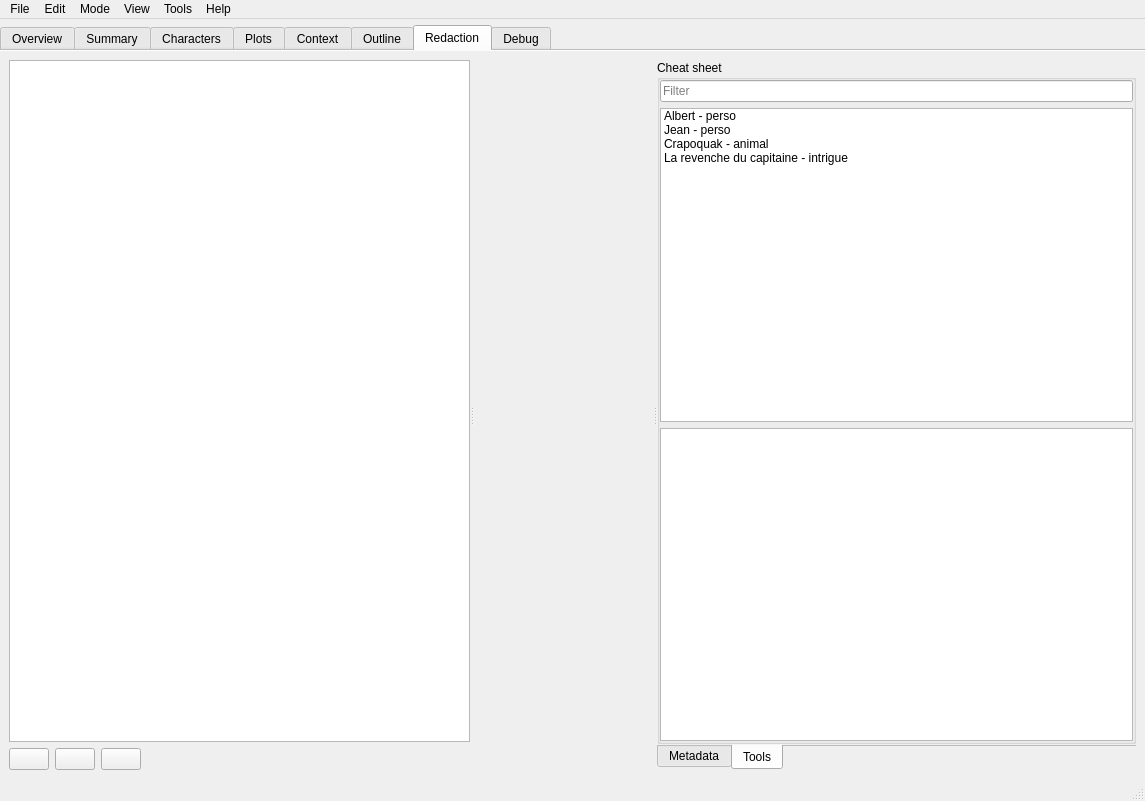
Qt form src/ui/mainWindow.ui (olivierkes/manuskript) before a commit.
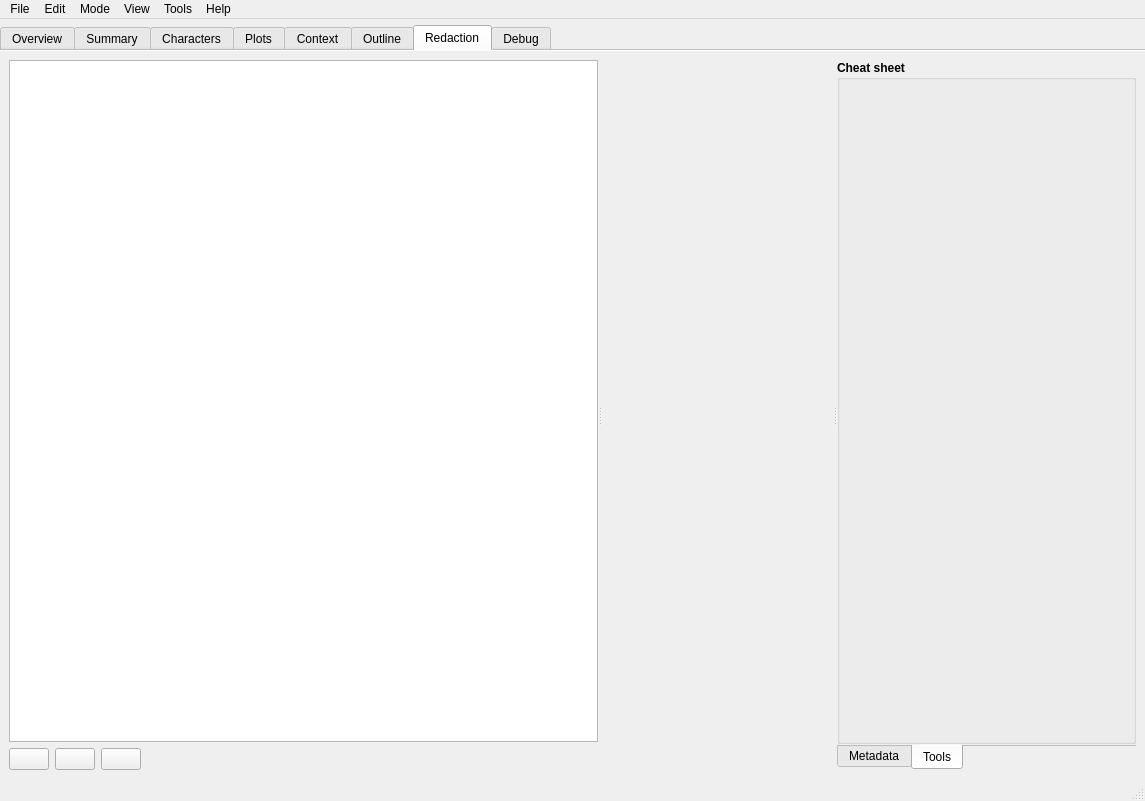
The same form after that commit. The open tabs and pages were chosen to show the change. Icons and pictures are not drawn. Custom widgets are drawn as their Qt base class.

Commit message: Adds: cheat sheet

What changed in the file:
```diff
--- a/src/ui/mainWindow.ui
+++ b/src/ui/mainWindow.ui
@@ -1614,7 +1614,13 @@
                   <number>0</number>
                  </property>
                  <item>
-                  <widget class="QGroupBox" name="groupBox_3">
+                  <widget class="collapsibleGroupBox2" name="groupBox_3">
+                   <property name="font">
+                    <font>
+                     <weight>75</weight>
+                     <bold>true</bold>
+                    </font>
+                   </property>
                    <property name="title">
                     <string>Cheat sheet</string>
                    </property>
@@ -1626,39 +1632,15 @@
                      <number>0</number>
                     </property>
                     <item>
-                     <widget class="QLineEdit" name="lineEdit_3">
-                      <property name="placeholderText">
-                       <string>Filter</string>
+                     <widget class="cheatSheet" name="cheatSheet" native="true">
+                      <property name="font">
+                       <font>
+                        <weight>50</weight>
+                        <bold>false</bold>
+                       </font>
                       </property>
                      </widget>
                     </item>
-                    <item>
-                     <widget class="QListWidget" name="listWidget_5">
-                      <item>
-                       <property name="text">
-                        <string>Albert - perso</string>
-                       </property>
-                      </item>
-                      <item>
-                       <property name="text">
-                        <string>Jean - perso</string>
-                       </property>
-                      </item>
-                      <item>
-                       <property name="text">
-                        <string>Crapoquak - animal</string>
-                       </property>
-                      </item>
-                      <item>
-                       <property name="text">
-                        <string>La revenche du capitaine - intrigue</string>
-                       </property>
-                      </item>
-                     </widget>
-                    </item>
-                    <item>
-                     <widget class="QTextEdit" name="textEdit"/>
-                    </item>
                    </layout>
                   </widget>
                  </item>
@@ -2051,6 +2033,18 @@
    <extends>QTreeWidget</extends>
    <header>ui.views.persoTreeView.h</header>
   </customwidget>
+  <customwidget>
+   <class>cheatSheet</class>
+   <extends>QWidget</extends>
+   <header>ui.cheatSheet.h</header>
+   <container>1</container>
+  </customwidget>
+  <customwidget>
+   <class>collapsibleGroupBox2</class>
+   <extends>QGroupBox</extends>
+   <header>ui.collapsibleGroupBox2.h</header>
+   <container>1</container>
+  </customwidget>
  </customwidgets>
  <resources/>
  <connections>
```
Left out of the diff: 2 changed lines with no effect on the pictures. The commit also changes 13 other files.
